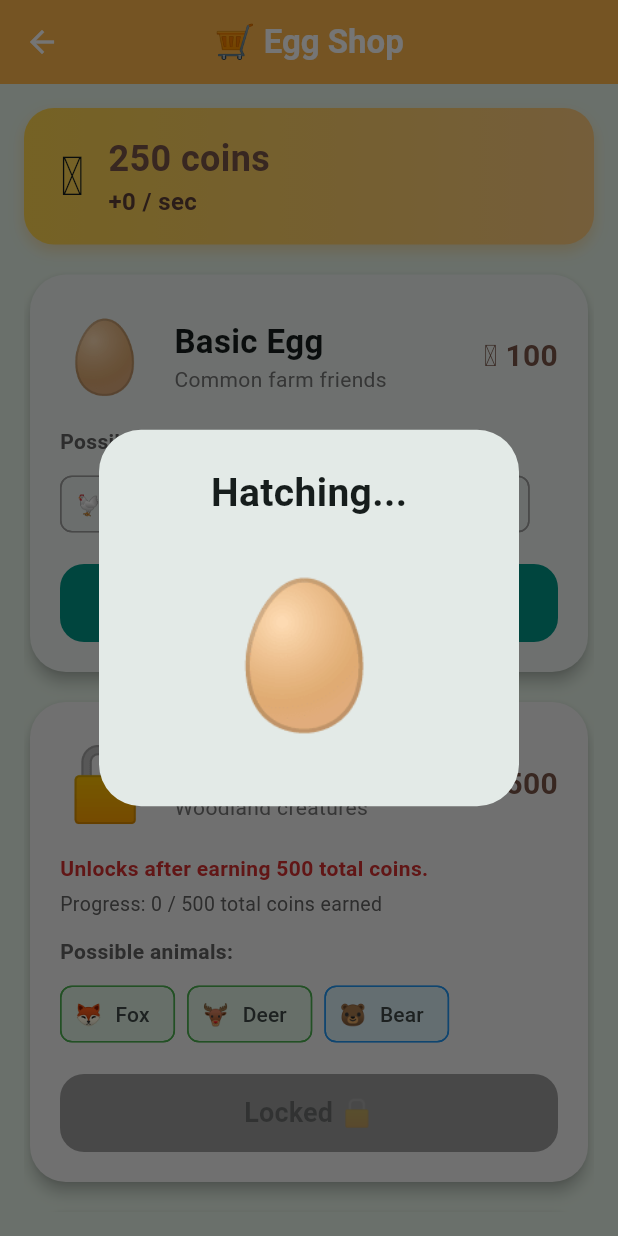
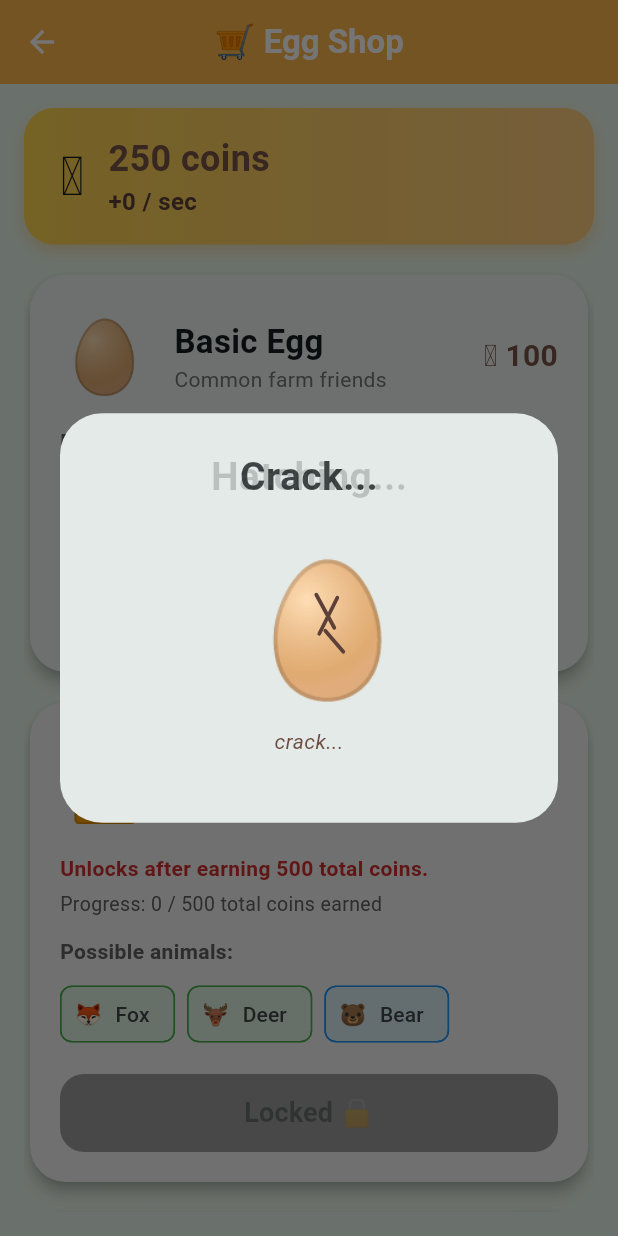
Before and after one commit to dezthegoat12345-beep/egg_hatchers, a Flutter app: the ShopScreen screen opened directly with empty values, after a tap on "Buy & Hatch 🐣", on a phone screen of 412 x 824 dp. Run offline on Flutter 3.47's test engine with Material 3 defaults, Android fonts, the phone set to English and light mode, and no system bars; our stand-ins replace shared_preferences; accounts and stored records are empty.

Commit message:
Add animated egg hatch reveal

```diff
--- a/lib/widgets/hatch_dialog.dart
+++ b/lib/widgets/hatch_dialog.dart
@@ -1,8 +1,16 @@
 import 'package:flutter/material.dart';
 
+import '../models/egg.dart';
 import '../models/hatch_result.dart';
-import '../models/egg.dart';
 import 'animal_card.dart';
+
+/// Stages of the egg cracking hatch reveal animation.
+enum _HatchStage {
+  gentleShake,
+  cracking,
+  pop,
+  revealed,
+}
 
 /// Animated dialog shown after buying an egg to reveal the hatched animal.
 class HatchDialog extends StatefulWidget {
@@ -32,102 +40,195 @@ class HatchDialog extends StatefulWidget {
 }
 
 class _HatchDialogState extends State<HatchDialog>
-    with SingleTickerProviderStateMixin {
-  late final AnimationController _controller;
-  late final Animation<double> _scaleAnimation;
+    with TickerProviderStateMixin {
+  _HatchStage _stage = _HatchStage.gentleShake;
+
+  late final AnimationController _shakeController;
   late final Animation<double> _shakeAnimation;
-  bool _revealed = false;
+  late final AnimationController _popController;
+  late final Animation<double> _popScale;
+  late final AnimationController _revealController;
+  late final Animation<double> _revealScale;
 
   @override
   void initState() {
     super.initState();
-    _controller = AnimationController(
+    _setupAnimations();
+    _runHatchSequence();
+  }
+
+  void _setupAnimations() {
+    _shakeController = AnimationController(
       vsync: this,
-      duration: const Duration(milliseconds: 1200),
+      duration: const Duration(milliseconds: 350),
     );
+    _shakeAnimation = Tween<double>(begin: -1, end: 1).animate(
+      CurvedAnimation(parent: _shakeController, curve: Curves.easeInOut),
+    );
+    _shakeController.repeat(reverse: true);
 
-    _scaleAnimation = Tween<double>(begin: 0.8, end: 1.2).animate(
-      CurvedAnimation(parent: _controller, curve: Curves.elasticOut),
+    _popController = AnimationController(
+      vsync: this,
+      duration: const Duration(milliseconds: 600),
     );
+    _popScale = TweenSequence<double>([
+      TweenSequenceItem(tween: Tween(begin: 1.0, end: 1.4), weight: 35),
+      TweenSequenceItem(tween: Tween(begin: 1.4, end: 0.85), weight: 25),
+      TweenSequenceItem(tween: Tween(begin: 0.85, end: 1.0), weight: 40),
+    ]).animate(CurvedAnimation(parent: _popController, curve: Curves.easeOut));
 
-    _shakeAnimation = TweenSequence<double>([
-      TweenSequenceItem(tween: Tween(begin: 0.0, end: 8.0), weight: 1),
-      TweenSequenceItem(tween: Tween(begin: 8.0, end: -8.0), weight: 1),
-      TweenSequenceItem(tween: Tween(begin: -8.0, end: 6.0), weight: 1),
-      TweenSequenceItem(tween: Tween(begin: 6.0, end: -6.0), weight: 1),
-      TweenSequenceItem(tween: Tween(begin: -6.0, end: 0.0), weight: 1),
-    ]).animate(_controller);
+    _revealController = AnimationController(
+      vsync: this,
+      duration: const Duration(milliseconds: 500),
+    );
+    _revealScale = Tween<double>(begin: 0.3, end: 1.0).animate(
+      CurvedAnimation(parent: _revealController, curve: Curves.elasticOut),
+    );
+  }
 
-    _controller.forward().then((_) {
-      if (mounted) {
-        setState(() => _revealed = true);
-      }
+  Future<void> _runHatchSequence() async {
+    // Stage 1: gentle shake
+    await Future<void>.delayed(const Duration(milliseconds: 900));
+    if (!mounted) return;
+
+    // Stage 2: harder shake + cracks
+    setState(() {
+      _stage = _HatchStage.cracking;
+      _shakeController.duration = const Duration(milliseconds: 120);
     });
+    await Future<void>.delayed(const Duration(milliseconds: 1100));
+    if (!mounted) return;
+
+    // Stage 3: pop
+    setState(() => _stage = _HatchStage.pop);
+    _shakeController.stop();
+    await _popController.forward();
+    if (!mounted) return;
+
+    // Stage 4: reveal result
+    setState(() => _stage = _HatchStage.revealed);
+    await _revealController.forward();
   }
 
   @override
   void dispose() {
-    _controller.dispose();
+    _shakeController.dispose();
+    _popController.dispose();
+    _revealController.dispose();
     super.dispose();
+  }
+
+  double get _shakeAmount {
+    switch (_stage) {
+      case _HatchStage.gentleShake:
+        return 6 * _shakeAnimation.value;
+      case _HatchStage.cracking:
+        return 14 * _shakeAnimation.value;
+      case _HatchStage.pop:
+      case _HatchStage.revealed:
+        return 0;
+    }
+  }
+
+  String get _stageTitle {
+    switch (_stage) {
+      case _HatchStage.gentleShake:
+        return 'Hatching...';
+      case _HatchStage.cracking:
+        return 'Crack...';
+      case _HatchStage.pop:
+        return 'Pop!';
+      case _HatchStage.revealed:
+        final isMutated = !widget.result.mutation.isNormal;
+        if (isMutated) return 'Mutation!';
+        return 'It hatched!';
+    }
   }
 
   @override
   Widget build(BuildContext context) {
     final message = widget.result.mutation.hatchMessage(widget.result.animal);
     final isMutated = !widget.result.mutation.isNormal;
+    final revealed = _stage == _HatchStage.revealed;
 
     return Dialog(
       shape: RoundedRectangleBorder(borderRadius: BorderRadius.circular(28)),
+      backgroundColor: revealed && isMutated
+          ? Colors.deepPurple.shade50
+          : null,
       child: Padding(
         padding: const EdgeInsets.all(24),
         child: Column(
           mainAxisSize: MainAxisSize.min,
           children: [
-            Text(
-              _revealed ? (isMutated ? 'Mutation!' : 'It hatched!') : 'Hatching...',
+            AnimatedSwitcher(
+              duration: const Duration(milliseconds: 250),
+              child: Text(
+                _stageTitle,
+                key: ValueKey(_stageTitle),
                 style: TextStyle(
-                fontSize: 26,
+                  fontSize: isMutated && revealed ? 30 : 26,
                   fontWeight: FontWeight.bold,
-                color: isMutated && _revealed
-                    ? Colors.deepPurple
-                    : null,
+                  color: isMutated && revealed ? Colors.deepPurple : null,
                 ),
               ),
+            ),
+            if (revealed) ...[
               const SizedBox(height: 12),
-            if (_revealed)
               Text(
                 message,
                 textAlign: TextAlign.center,
                 style: TextStyle(
-                  fontSize: 16,
+                  fontSize: isMutated ? 17 : 16,
                   fontWeight: isMutated ? FontWeight.bold : FontWeight.normal,
-                  color: isMutated ? Colors.deepPurple.shade700 : Colors.grey.shade700,
+                  color: isMutated
+                      ? Colors.deepPurple.shade700
+                      : Colors.grey.shade700,
                   height: 1.4,
                 ),
               ),
+            ],
             const SizedBox(height: 20),
-            if (!_revealed)
-              AnimatedBuilder(
-                animation: _controller,
+            SizedBox(
+              height: 120,
+              child: Center(
+                child: revealed
+                    ? ScaleTransition(
+                        scale: _revealScale,
+                        child: _buildRevealedContent(isMutated),
+                      )
+                    : _stage == _HatchStage.pop
+                        ? ScaleTransition(
+                            scale: _popScale,
+                            child: _buildEggVisual(showCracks: true),
+                          )
+                        : AnimatedBuilder(
+                            animation: _shakeController,
                             builder: (context, child) {
                               return Transform.translate(
-                    offset: Offset(_shakeAnimation.value, 0),
-                    child: Transform.scale(
-                      scale: _scaleAnimation.value.clamp(0.8, 1.3),
+                                offset: Offset(_shakeAmount, 0),
                                 child: child,
-                    ),
                               );
                             },
+                            child: _buildEggVisual(
+                              showCracks: _stage == _HatchStage.cracking,
+                            ),
+                          ),
+              ),
+            ),
+            if (_stage == _HatchStage.cracking)
+              Padding(
+                padding: const EdgeInsets.only(top: 8),
                 child: Text(
-                  widget.egg.emoji,
-                  style: const TextStyle(fontSize: 80),
+                  'crack...',
+                  style: TextStyle(
+                    fontSize: 14,
+                    fontStyle: FontStyle.italic,
+                    color: Colors.brown.shade600,
                   ),
-              )
-            else ...[
-              Text(
-                widget.result.mutation.displayEmoji(widget.result.animal),
-                style: const TextStyle(fontSize: 80),
                 ),
+              ),
+            if (revealed) ...[
               const SizedBox(height: 12),
               AnimalCard(
                 animal: widget.result.animal,
@@ -136,14 +237,15 @@ class _HatchDialogState extends State<HatchDialog>
               ),
             ],
             const SizedBox(height: 20),
-            if (_revealed)
+            if (revealed)
               SizedBox(
                 width: double.infinity,
                 height: 52,
                 child: FilledButton(
                   onPressed: () => Navigator.of(context).pop(),
                   style: FilledButton.styleFrom(
-                    backgroundColor: isMutated ? Colors.deepPurple : Colors.teal,
+                    backgroundColor:
+                        isMutated ? Colors.deepPurple : Colors.teal,
                     shape: RoundedRectangleBorder(
                       borderRadius: BorderRadius.circular(16),
                     ),
@@ -162,4 +264,68 @@ class _HatchDialogState extends State<HatchDialog>
       ),
     );
   }
+
+  Widget _buildEggVisual({required bool showCracks}) {
+    return Stack(
+      alignment: Alignment.center,
+      children: [
+        Text(
+          widget.egg.emoji,
+          style: const TextStyle(fontSize: 88),
+        ),
+        if (showCracks) const _CrackMarks(),
+      ],
+    );
   }
+
+  Widget _buildRevealedContent(bool isMutated) {
+    return Column(
+      mainAxisSize: MainAxisSize.min,
+      children: [
+        Text(
+          widget.result.mutation.displayEmoji(widget.result.animal),
+          style: TextStyle(
+            fontSize: isMutated ? 92 : 80,
+          ),
+        ),
+      ],
+    );
+  }
+}
+
+/// Simple crack lines drawn over the egg emoji.
+class _CrackMarks extends StatelessWidget {
+  const _CrackMarks();
+
+  @override
+  Widget build(BuildContext context) {
+    return SizedBox(
+      width: 88,
+      height: 88,
+      child: CustomPaint(
+        painter: _CrackPainter(),
+      ),
+    );
+  }
+}
+
+class _CrackPainter extends CustomPainter {
+  @override
+  void paint(Canvas canvas, Size size) {
+    final paint = Paint()
+      ..color = Colors.brown.shade700
+      ..strokeWidth = 2.5
+      ..style = PaintingStyle.stroke
+      ..strokeCap = StrokeCap.round;
+
+    final cx = size.width / 2;
+    final cy = size.height / 2;
+
+    canvas.drawLine(Offset(cx - 8, cy - 20), Offset(cx + 4, cy + 2), paint);
+    canvas.drawLine(Offset(cx + 6, cy - 18), Offset(cx - 6, cy + 6), paint);
+    canvas.drawLine(Offset(cx - 2, cy + 4), Offset(cx + 10, cy + 18), paint);
+  }
+
+  @override
+  bool shouldRepaint(covariant CustomPainter oldDelegate) => false;
+}
```
Lines whose indentation alone changed are shown as unchanged.
